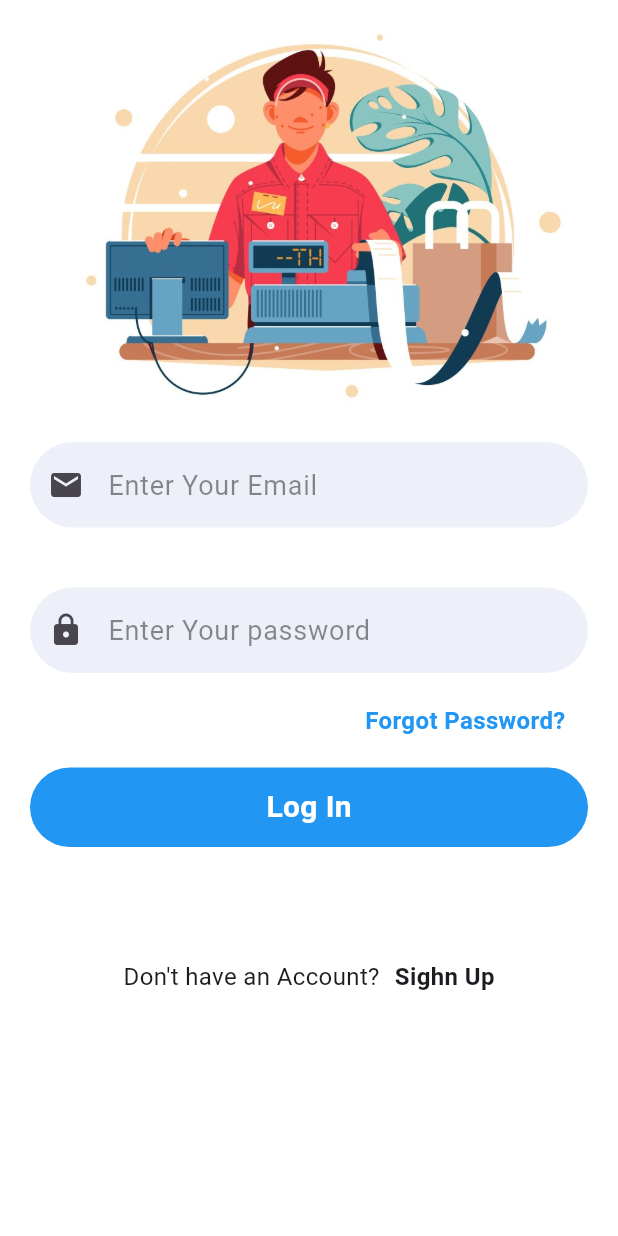
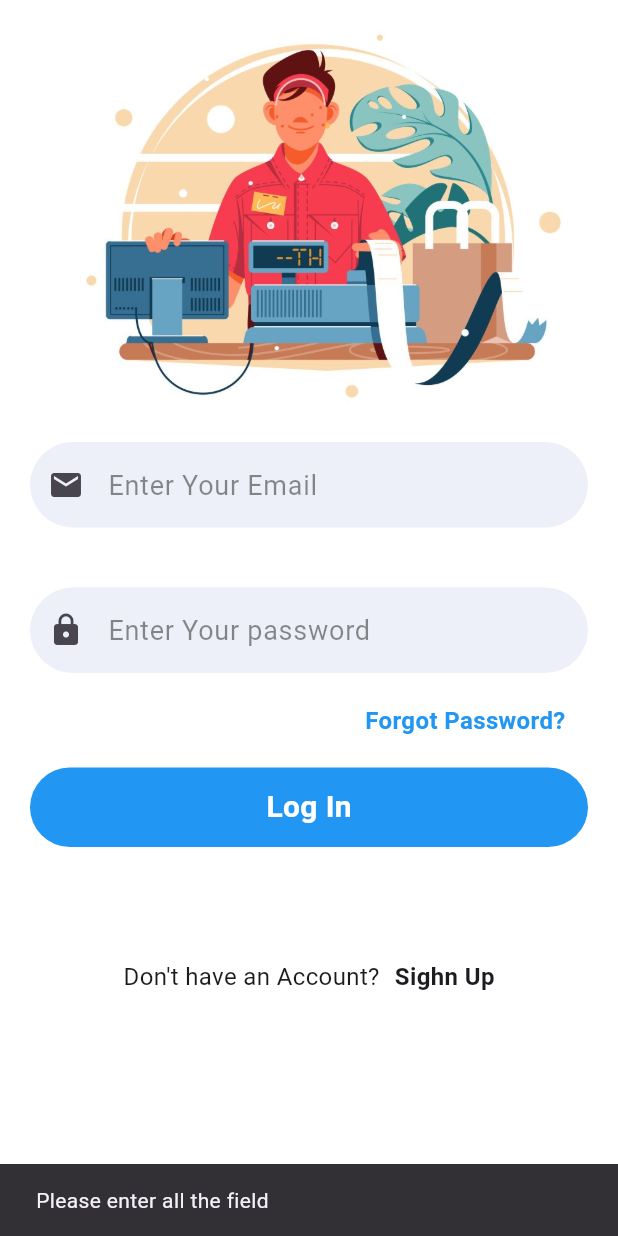
Before and after one commit to naimislam817/inventory_ManagementApp, a Flutter app: the screen it shows after launch, after a tap on "Log In", on a phone screen of 412 x 824 dp. Run offline on Flutter 3.47's test engine with Material 3 defaults, Android fonts, the phone set to English and light mode, and no system bars; our stand-ins replace cloud_firestore, firebase_auth, firebase_core, leak_tracker_flutter_testing; accounts and stored records are empty.

Commit message:
Added user login sighn authentication and firestore information

```diff
--- a/lib/login signup/Services/authentication.dart
+++ b/lib/login signup/Services/authentication.dart
@@ -1,3 +1,5 @@
+import 'dart:math';
+
 import 'package:cloud_firestore/cloud_firestore.dart';
 import 'package:firebase_auth/firebase_auth.dart';
 
@@ -15,24 +17,56 @@ required String password,
 required String name}) async {
   String res = "Some error Occured";
   try {
+    if (email.isNotEmpty || password.isNotEmpty || name.isNotEmpty){
       //for register user in firebase  auth with email and password
+
       UserCredential credential = await _auth.createUserWithEmailAndPassword(
           email: email,
           password: password) ;
+      // Debugging statement to confirm registration success
+      print("User registered with UID: ${credential.user!.uid}");
       //for adding user to our cloud firestore
       await _firestore.collection("users").doc(credential.user!.uid).set({
         'name' : name,
         'email' : email,
         'uid' : credential.user!.uid,
         //
+      }).then((_) {
+        print("User added to Firestore successfully");
+      }).catchError((error) {
+        print("Failed to add user: $error");
       });
       res = "success";
+    }
+  //for register user in firebase  auth with email and password
+
   } catch (e) {
-    print(e.toString());
+  return e.toString();
   }
   return res ;
-
-
+  }
+  Future<String> loginUser({
+    required String email,
+    required String password,
+  }) async {
+    String res = "Some error Occurred";
+    try{
+      if(email.isNotEmpty || password.isNotEmpty){
+        // login user with email and password
+        await _auth.signInWithEmailAndPassword(
+            email: email, password: password);
+        res = "success";
+      } else {
+        res = "Please enter all the field";
 
       }
+    }catch(e) {
+      return e.toString();
     }
+    return res;
+  }
+  //for logout
+  Future<void> signOut() async{
+    await _auth.signOut();
+  }
+  }
--- a/lib/login signup/screen/login.dart
+++ b/lib/login signup/screen/login.dart
@@ -3,7 +3,10 @@ import 'package:authentication_experiement/login%20signup/screen/sign_up.dart';
 import 'package:flutter/material.dart';
 import 'package:flutter/material.dart';
 
+import '../Services/authentication.dart';
+import '../Widget/snackbar.dart';
 import '../Widget/textfield.dart';
+import 'home_screen.dart';
 
 
 
@@ -17,6 +20,32 @@ class LoginScreen extends StatefulWidget {
 class _LoginScreenState extends State<LoginScreen> {
   final TextEditingController emailController = TextEditingController();
   final TextEditingController passwordController = TextEditingController();
+  bool isLoading =  false;
+  void dispose(){
+    super.dispose();
+    emailController.dispose();
+    passwordController.dispose();
+
+  }
+  void loginUsers() async {
+    String res = await AuthServices().loginUser(
+        email: emailController.text,
+        password: passwordController.text,
+       );
+    if (res == "success") {
+      setState(() {
+        isLoading = true;
+      }); //navigate to the next screen
+      Navigator.of(context).pushReplacement(MaterialPageRoute(builder: (context) => const HomeScreen()));
+    } else {
+      setState(() {
+        isLoading = false;
+      });
+      ShowSnackBar(context, res);
+    }
+
+  }
+
   @override
   Widget build(BuildContext context) {
     double height = MediaQuery.of(context).size.height;
@@ -37,6 +66,7 @@ class _LoginScreenState extends State<LoginScreen> {
                 TextFieldInput(
                     textEditingController: passwordController,
                     hintText: "Enter Your password",
+                    ispass: true,
                     icon: Icons.lock),
                 Padding(
                   padding: const EdgeInsets.symmetric(horizontal: 35),
@@ -44,7 +74,7 @@ class _LoginScreenState extends State<LoginScreen> {
                     alignment: Alignment.centerRight,
                     child: Text("Forgot Password?", style: TextStyle(fontWeight: FontWeight.bold,fontSize: 16,color: Colors.blue),),),
                 ),
-                MyButton(onTab: () {} , text: "Log In"),
+                MyButton(onTab: loginUsers , text: "Log In"),
                 SizedBox(height: height/15),
                 Row(
                   mainAxisAlignment: MainAxisAlignment.center,
--- a/lib/main.dart
+++ b/lib/main.dart
@@ -1,6 +1,10 @@
+
+import 'package:authentication_experiement/login%20signup/screen/home_screen.dart';
+import 'package:firebase_auth/firebase_auth.dart';
 import 'package:firebase_core/firebase_core.dart';
 import 'package:flutter/material.dart';
 import 'package:leak_tracker_flutter_testing/leak_tracker_flutter_testing.dart';
+
 
 import 'login signup/screen/login.dart';
 
@@ -18,8 +22,19 @@ class MyApp extends StatelessWidget {
   // This widget is the root of your application.
   @override
   Widget build(BuildContext context) {
-    return const  MaterialApp(
-      home: LoginScreen(),   //will build this
+    return   MaterialApp(
+      debugShowCheckedModeBanner: false,
+      home: StreamBuilder(
+          stream: FirebaseAuth.instance.authStateChanges(),
+          builder: (context,snapshot) {
+        if(snapshot.hasData){
+            return HomeScreen();
+          } else {
+            return LoginScreen();
+          }
+      }
+      ),
+      //will build this
     );
   }
 }
```
Also changed, not shown: lib/login signup/screen/home_screen.dart (+25 -2 lines), lib/login signup/screen/sign_up.dart (+13 -2 lines). Lines whose indentation alone changed are shown as unchanged.
